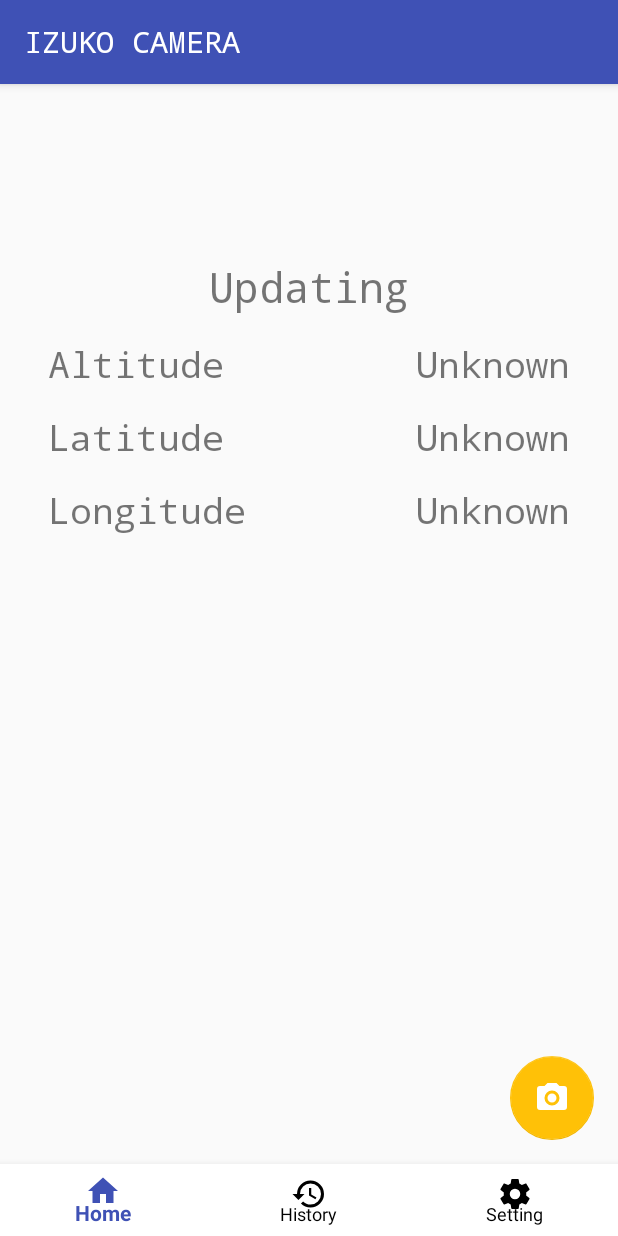
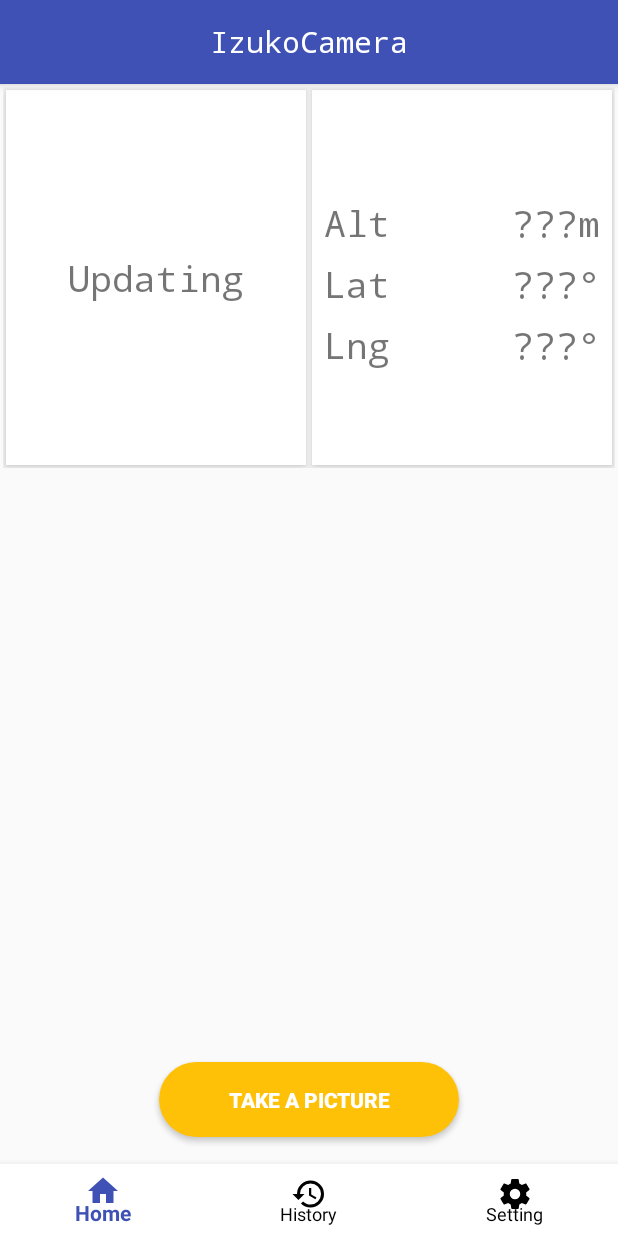
Before and after one commit to kaleidot725/AshiatoCamera, an Android app: the screen it shows after launch (MainActivity), on a phone screen of 412 x 824 dp. Run offline under Robolectric (Android 15) with nearby library versions, the phone set to English and light mode, and no system bars; our stand-ins replace Dagger/Hilt's generated code, RxJava, data binding; libraries missing offline, so code that uses them is left out: com.mikepenz.aboutlibraries; pictures from the network do not load; 2 statements that could not run were skipped.

Commit message:
Modify Home UI

```diff
--- a/src/app/src/main/java/kaleidot725/highestpeaks/ui/main/home/HomeFragment.kt
+++ b/src/app/src/main/java/kaleidot725/highestpeaks/ui/main/home/HomeFragment.kt
@@ -6,6 +6,8 @@ import androidx.fragment.app.Fragment
 import android.view.LayoutInflater
 import android.view.View
 import android.view.ViewGroup
+import android.widget.Button
+import android.widget.ImageButton
 import androidx.databinding.DataBindingUtil
 import androidx.lifecycle.ViewModel
 import androidx.lifecycle.ViewModelProvider
@@ -53,7 +55,7 @@ class HomeFragment : Fragment() {
         binding?.viewmodel = viewModel
         binding?.lifecycleOwner = this
 
-        val cameraFab: FloatingActionButton = view.findViewById(R.id.cameraFab)
+        val cameraFab: Button = view.findViewById(R.id.cameraFab)
         cameraFab.setOnClickListener {
             editPicture.value = pictureRepository.newPicture()
             navigator.navigateCamera(editPicture.value)
@@ -61,8 +63,6 @@ class HomeFragment : Fragment() {
 
         super.onViewCreated(view, savedInstanceState)
     }
-
-
 
     private inner class MainFragmentViewModelFactory() : ViewModelProvider.Factory {
         override fun <T : ViewModel?> create(modelClass: Class<T>): T {
--- a/src/app/src/main/java/kaleidot725/highestpeaks/ui/main/home/HomeViewModel.kt
+++ b/src/app/src/main/java/kaleidot725/highestpeaks/ui/main/home/HomeViewModel.kt
@@ -21,7 +21,7 @@ class HomeViewModel(locationRepository: LocationRepository) : ViewModel() {
     private val _longitude : MutableLiveData<String> = MutableLiveData()
     val longitude : LiveData<String> get() = _longitude
 
-    private val df : SimpleDateFormat = SimpleDateFormat("yyyy/MM/dd HH:mm:ss", Locale.getDefault())
+    private val df : SimpleDateFormat = SimpleDateFormat("yyyy/MM/dd\nHH:mm:ss", Locale.getDefault())
     private val compositeDisposable : CompositeDisposable = CompositeDisposable()
 
     init {
@@ -29,13 +29,13 @@ class HomeViewModel(locationRepository: LocationRepository) : ViewModel() {
         val lastUpdate = if (locationRepository.lastUpdate == null) ("Updating") else (df.format(locationRepository.lastUpdate))
         _update.postValue(lastUpdate)
 
-        val lastAltitude = if (locationRepository.lastAltitude == null) ("Unknown") else ("${locationRepository.lastAltitude?.toInt()}m")
+        val lastAltitude = if (locationRepository.lastAltitude == null) ("???m") else ("${locationRepository.lastAltitude?.toInt()}m")
         _altitude.postValue(lastAltitude)
 
-        val lastLatitude = if (locationRepository.lastLatitude == null) ("Unknown") else ("${locationRepository.lastLatitude?.toInt()}°")
+        val lastLatitude = if (locationRepository.lastLatitude == null) ("???°") else ("${locationRepository.lastLatitude?.toInt()}°")
         _latitude.postValue(lastLatitude)
 
-        val lastLongitude = if (locationRepository.lastLongitude == null) ("Unknown") else ("${locationRepository.lastLongitude?.toInt()}°")
+        val lastLongitude = if (locationRepository.lastLongitude == null) ("???°") else ("${locationRepository.lastLongitude?.toInt()}°")
         _longitude.postValue(lastLongitude)
 
         var disposable = locationRepository.update.subscribe {
--- /dev/null
+++ b/src/app/src/main/res/drawable/rouding_background.xml
@@ -0,0 +1,9 @@
+<?xml version="1.0" encoding="utf-8"?>
+<shape xmlns:android="http://schemas.android.com/apk/res/android"
+       android:shape="rectangle">
+    <solid android:color="@color/colorAccent" />
+    <corners android:bottomRightRadius="32dp"
+             android:bottomLeftRadius="32dp"
+             android:topRightRadius="32dp"
+             android:topLeftRadius="32dp"/>
+</shape>
--- a/src/app/src/main/res/layout/home_fragment.xml
+++ b/src/app/src/main/res/layout/home_fragment.xml
@@ -7,37 +7,75 @@
         <variable name="viewmodel" type="kaleidot725.highestpeaks.ui.main.home.HomeViewModel"/>
     </data>
 
-    <FrameLayout android:layout_width="match_parent"
+    <LinearLayout
+                android:layout_width="match_parent"
                 android:layout_height="match_parent"
-                 android:layout_margin="16dp">
+                android:orientation="vertical"
+                android:layout_margin="2dp">
 
-        <androidx.constraintlayout.widget.ConstraintLayout
+        <LinearLayout
+                android:layout_width="match_parent"
+                android:layout_height="wrap_content"
+                android:orientation="horizontal">
+
+            <FrameLayout
                     android:layout_gravity="top"
-                android:layout_marginTop="100dp"
                     android:layout_width="match_parent"
-                android:layout_height="wrap_content">
+                    android:layout_height="250dp"
+                    android:layout_weight="1"
+                    android:layout_margin="2dp"
+                    android:elevation="4dp"
+                    android:background="@android:color/white">
+
+                <FrameLayout
+                        android:layout_width="match_parent"
+                        android:layout_height="match_parent"
+                        android:clickable="true"
+                        android:background="?android:attr/selectableItemBackground">
 
                     <TextView
                             android:id="@+id/update_text"
                             android:layout_width="match_parent"
                             android:layout_height="wrap_content"
+                            android:layout_gravity="center"
+                            android:gravity="center"
                             myApplication:layout_constraintStart_toStartOf="parent"
                             myApplication:layout_constraintTop_toTopOf="parent"
-                    myApplication:layout_constraintBottom_toTopOf="@id/altitude_text"
                             myApplication:layout_constraintEnd_toEndOf="parent"
                             android:fontFamily="monospace"
                             android:text="@{viewmodel.update}"
-                    android:textSize="28dp"
-                    android:textAlignment="center"
-                    android:gravity="center"/>
+                            android:textSize="@dimen/textSizeMainDate"
+                            android:textAlignment="center"/>
+                </FrameLayout>
+
+            </FrameLayout>
+
+            <FrameLayout
+                    android:layout_width="match_parent"
+                    android:layout_height="250dp"
+                    android:layout_weight="1"
+                    android:layout_margin="2dp"
+                    android:elevation="4dp"
+                    android:clickable="true"
+                    android:background="@android:color/white">
+
+                <FrameLayout
+                        android:layout_width="match_parent"
+                        android:layout_height="match_parent"
+                        android:clickable="true"
+                        android:background="?android:attr/selectableItemBackground">
+                    <androidx.constraintlayout.widget.ConstraintLayout
+                            android:layout_gravity="center"
+                            android:layout_width="match_parent"
+                            android:layout_height="wrap_content">
 
                         <TextView
                                 android:id="@+id/altitude_title"
                                 android:layout_width="0dp"
                                 android:layout_height="wrap_content"
-                    android:layout_margin="16dp"
+                                android:layout_margin="8dp"
                                 myApplication:layout_constraintStart_toStartOf="parent"
-                    myApplication:layout_constraintTop_toBottomOf="@id/update_text"
+                                myApplication:layout_constraintTop_toTopOf="parent"
                                 myApplication:layout_constraintBottom_toTopOf="@id/latitude_title"
                                 myApplication:layout_constraintEnd_toStartOf="@id/altitude_text"
                                 myApplication:layout_constraintHorizontal_chainStyle="spread_inside"
@@ -50,9 +88,9 @@
                                 android:id="@+id/altitude_text"
                                 android:layout_width="0dp"
                                 android:layout_height="wrap_content"
-                    android:layout_margin="16dp"
+                                android:layout_margin="8dp"
                                 myApplication:layout_constraintStart_toEndOf="@id/altitude_title"
-                    myApplication:layout_constraintTop_toBottomOf="@id/update_text"
+                                myApplication:layout_constraintTop_toTopOf="parent"
                                 myApplication:layout_constraintBottom_toTopOf="@id/latitude_text"
                                 myApplication:layout_constraintEnd_toEndOf="parent"
                                 myApplication:layout_constraintHorizontal_chainStyle="spread"
@@ -66,7 +104,7 @@
                                 android:id="@+id/latitude_title"
                                 android:layout_width="0dp"
                                 android:layout_height="wrap_content"
-                    android:layout_margin="16dp"
+                                android:layout_margin="8dp"
                                 myApplication:layout_constraintStart_toStartOf="parent"
                                 myApplication:layout_constraintTop_toBottomOf="@id/altitude_title"
                                 myApplication:layout_constraintEnd_toStartOf="@id/altitude_text"
@@ -80,7 +118,7 @@
                                 android:id="@+id/latitude_text"
                                 android:layout_width="0dp"
                                 android:layout_height="wrap_content"
-                    android:layout_margin="16dp"
+                                android:layout_margin="8dp"
                                 myApplication:layout_constraintStart_toEndOf="@id/latitude_title"
                                 myApplication:layout_constraintTop_toBottomOf="@id/altitude_text"
                                 myApplication:layout_constraintEnd_toEndOf="parent"
@@ -95,7 +133,7 @@
                                 android:id="@+id/longitude_title"
                                 android:layout_width="0dp"
                                 android:layout_height="wrap_content"
-                    android:layout_margin="16dp"
+                                android:layout_margin="8dp"
                                 myApplication:layout_constraintStart_toStartOf="parent"
                                 myApplication:layout_constraintTop_toBottomOf="@id/latitude_title"
                                 myApplication:layout_constraintEnd_toStartOf="@id/longitude_text"
@@ -109,7 +147,7 @@
                                 android:id="@+id/longitude_text"
                                 android:layout_width="0dp"
                                 android:layout_height="wrap_content"
-                    android:layout_margin="16dp"
+                                android:layout_margin="8dp"
                                 myApplication:layout_constraintStart_toEndOf="@id/longitude_title"
                                 myApplication:layout_constraintTop_toBottomOf="@id/latitude_text"
                                 myApplication:layout_constraintEnd_toEndOf="parent"
@@ -120,13 +158,30 @@
                                 android:textSize="@dimen/textSizeMainParam"
                                 android:gravity="right"/>
                     </androidx.constraintlayout.widget.ConstraintLayout>
+                </FrameLayout>
 
-        <com.google.android.material.floatingactionbutton.FloatingActionButton
+            </FrameLayout>
+        </LinearLayout>
+
+
+        <FrameLayout
+                android:layout_width="match_parent"
+                android:layout_height="match_parent">
+            <Button
                     android:id="@+id/cameraFab"
-                android:layout_width="wrap_content"
-                android:layout_height="wrap_content"
-                android:layout_gravity="right|bottom"
-                myApplication:elevation="0dp"
-                android:src="@drawable/ic_camera"/>
+                    android:layout_width="200dp"
+                    android:layout_height="50dp"
+                    android:layout_gravity="bottom|center_horizontal"
+                    android:layout_marginRight="8dp"
+                    android:layout_marginLeft="8dp"
+                    android:layout_marginTop="8dp"
+                    android:layout_marginBottom="16dp"
+                    android:background="@drawable/rouding_background"
+                    myApplication:elevation="4dp"
+                    android:textStyle="bold"
+                    android:textColor="@android:color/white"
+                    android:text="Take a picture"/>
         </FrameLayout>
+
+    </LinearLayout>
 </layout>
--- a/src/app/src/main/res/layout/main_actionbar.xml
+++ b/src/app/src/main/res/layout/main_actionbar.xml
@@ -5,7 +5,7 @@
     <TextView
             android:layout_width="wrap_content"
             android:layout_height="wrap_content"
-            android:layout_gravity="left|center_vertical"
+            android:layout_gravity="center"
             android:id="@+id/action_bar_title"
             android:text="@string/main_title"
             android:textColor="#ffffff"
--- a/src/app/src/main/res/values/dimens.xml
+++ b/src/app/src/main/res/values/dimens.xml
@@ -2,7 +2,9 @@
     <dimen name="navigation_bar_height">48dp</dimen>
     <dimen name="fab_margin">16dp</dimen>
 
+    <dimen name="textSizeMainDate">24dp</dimen>
     <dimen name="textSizeMainParam">24dp</dimen>
+
     <dimen name="textSizeLarge">20sp</dimen>
     <dimen name="textSizeSmall">14sp</dimen>
     <dimen name="marginLarge">8dp</dimen>
--- a/src/app/src/main/res/values/strings.xml
+++ b/src/app/src/main/res/values/strings.xml
@@ -1,6 +1,6 @@
 <resources>
     <string name="app_name">IzukoCamera</string>
-    <string name="main_title">IZUKO CAMERA</string>
+    <string name="main_title">IzukoCamera</string>
 
     <!-- Main -->
     <string name="navtitle_home">Home</string>
@@ -13,9 +13,9 @@
     <string name="edittitle_rotation">Rotation</string>
 
     <!-- Main -> Home -->
-    <string name="altitude">Altitude</string>
-    <string name="latitude">Latitude</string>
-    <string name="longitude">Longitude</string>
+    <string name="altitude">Alt</string>
+    <string name="latitude">Lat</string>
+    <string name="longitude">Lng</string>
 
     <!-- Main -> History -->
     <string name="nohistory">NO HISTORY</string>
```
Lines whose indentation alone changed are shown as unchanged.
